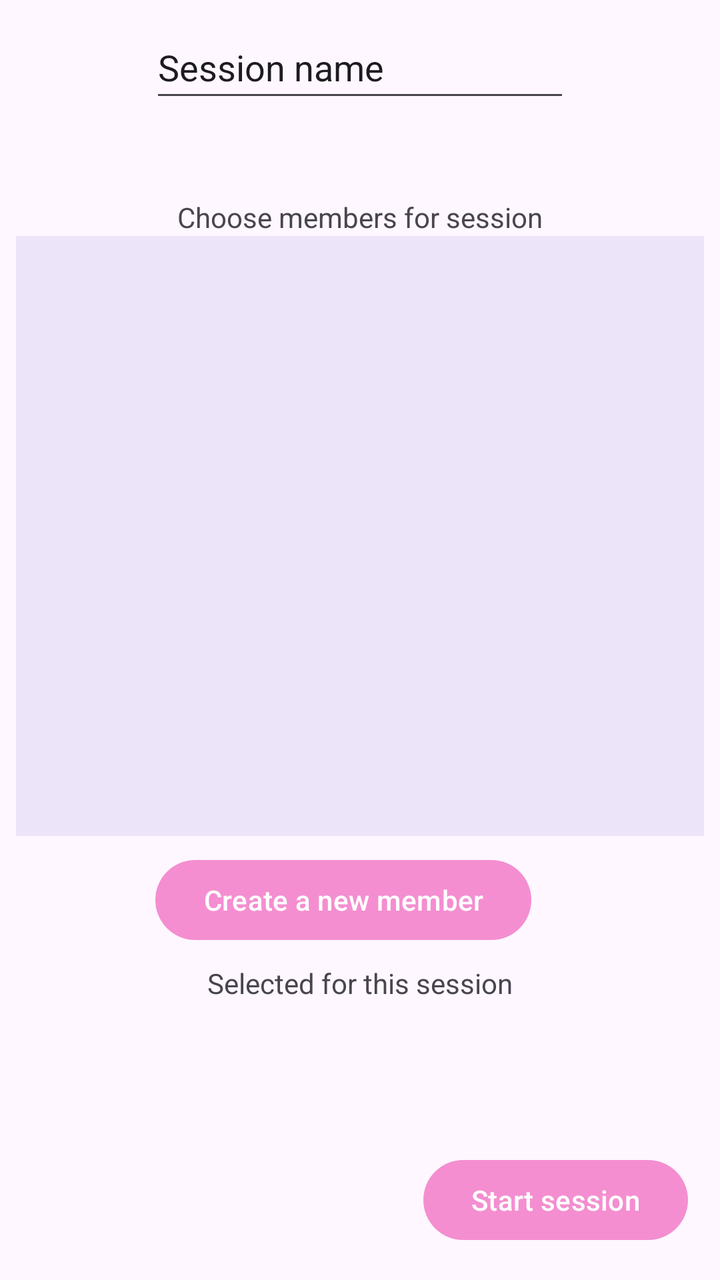
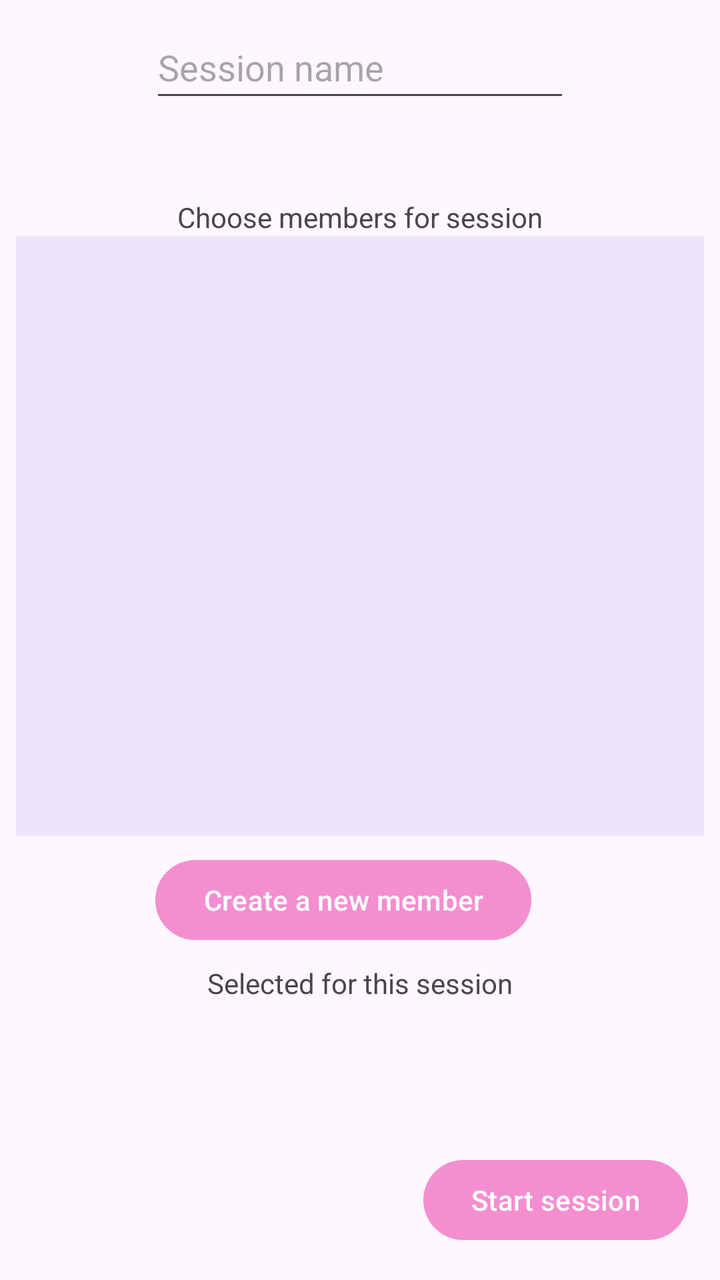

Compare the two renders of this Android layout. The source of the first and the diff that turns it into the second are given below.
<!-- AndroidManifest.xml: application theme Theme.Twentyquestions -->
<!-- res/layout/fragment_new_session.xml -->
<?xml version="1.0" encoding="utf-8"?>
<androidx.constraintlayout.widget.ConstraintLayout
    xmlns:android="http://schemas.android.com/apk/res/android"
    xmlns:app="http://schemas.android.com/apk/res-auto"
    xmlns:tools="http://schemas.android.com/tools"
    android:layout_width="match_parent"
    android:layout_height="match_parent"
    tools:context=".session.NewSessionFragment">


    <EditText
        android:id="@+id/inputSessionName"
        android:layout_width="wrap_content"
        android:layout_height="wrap_content"
        android:layout_marginStart="64dp"
        android:layout_marginTop="8dp"
        android:layout_marginEnd="64dp"
        android:layout_marginBottom="64dp"
        android:ems="10"
        android:inputType="text"
        android:minHeight="48dp"
        android:text="@string/inputSessionNameText"
        android:autofillHints="name"
        app:layout_constraintBottom_toTopOf="@+id/labelSessionMembers"
        app:layout_constraintEnd_toEndOf="parent"
        app:layout_constraintStart_toStartOf="parent"
        app:layout_constraintTop_toTopOf="parent" />

    <TextView
        android:id="@+id/labelSessionMembers"
        android:layout_width="wrap_content"
        android:layout_height="wrap_content"
        android:layout_marginTop="43dp"
        android:text="@string/labelSessionMembers"
        app:layout_constraintEnd_toEndOf="parent"
        app:layout_constraintStart_toStartOf="parent"
        app:layout_constraintTop_toBottomOf="@+id/inputSessionName" />














    <Button
        android:id="@+id/createNewPlayerButton"
        android:layout_width="wrap_content"
        android:layout_height="wrap_content"
        android:layout_marginTop="8dp"
        android:text="@string/createNewUserButton"
        app:layout_constraintEnd_toEndOf="parent"
        app:layout_constraintHorizontal_bias="0.452"
        app:layout_constraintStart_toStartOf="parent"
        app:layout_constraintTop_toBottomOf="@+id/userlist_recyclerview" />

    <androidx.recyclerview.widget.RecyclerView
        android:id="@+id/userlist_recyclerview"
        android:layout_width="match_parent"
        android:layout_height="300dp"
        android:layout_marginStart="8dp"
        android:layout_marginEnd="8dp"
        android:background="#5CA28AA2"
        android:backgroundTint="@color/material_dynamic_tertiary80"
        android:fadeScrollbars="false"
        android:padding="8dp"
        android:scrollbars="vertical"
        app:layout_constraintBottom_toTopOf="@+id/createNewPlayerButton"
        app:layout_constraintEnd_toEndOf="parent"
        app:layout_constraintStart_toStartOf="parent"
        app:layout_constraintTop_toBottomOf="@+id/labelSessionMembers"
        tools:listitem="@layout/userlist_item" />

    <Button
        android:id="@+id/startNewSessionButton"
        android:layout_width="wrap_content"
        android:layout_height="wrap_content"
        android:layout_marginEnd="16dp"
        android:layout_marginBottom="16dp"
        android:text="@string/startNewSessionButton"
        app:layout_constraintBottom_toBottomOf="parent"
        app:layout_constraintEnd_toEndOf="parent" />

    <TextView
        android:id="@+id/labelSelectedMembers"
        android:layout_width="wrap_content"
        android:layout_height="wrap_content"
        android:layout_marginTop="8dp"
        android:text="@string/labelSelectedMembers"
        app:layout_constraintEnd_toEndOf="parent"
        app:layout_constraintStart_toStartOf="parent"
        app:layout_constraintTop_toBottomOf="@+id/createNewPlayerButton" />

    <androidx.recyclerview.widget.RecyclerView
        android:layout_width="match_parent"
        android:id="@+id/selected_users_list_recyclerview"
        android:layout_height="180dp"
        android:layout_marginStart="32dp"
        android:layout_marginEnd="32dp"
        app:layout_constraintBottom_toTopOf="@+id/startNewSessionButton"
        app:layout_constraintEnd_toEndOf="parent"
        app:layout_constraintStart_toStartOf="parent"
        app:layout_constraintTop_toBottomOf="@+id/labelSelectedMembers"
        tools:listitem="@layout/userlist_item"
        />


    
    
    
    
    
    
    
    
    
    
    

    










</androidx.constraintlayout.widget.ConstraintLayout>
<!-- res/layout/userlist_item.xml (included above) -->
<?xml version="1.0" encoding="utf-8"?>
<androidx.constraintlayout.widget.ConstraintLayout xmlns:android="http://schemas.android.com/apk/res/android"
    xmlns:app="http://schemas.android.com/apk/res-auto"
    xmlns:tools="http://schemas.android.com/tools"
    android:orientation="vertical"
    android:layout_marginTop="10dp"
    android:layout_width="match_parent"
    android:layout_height="wrap_content">

    <ImageView
        android:id="@+id/personIcon"
        android:layout_width="48dp"
        android:layout_height="48dp"

        android:layout_centerVertical="true"
        app:layout_constraintBottom_toBottomOf="parent"
        app:layout_constraintStart_toStartOf="parent"
        app:layout_constraintTop_toTopOf="parent"
        app:srcCompat="@android:drawable/ic_menu_myplaces" />

    <TextView
        android:id="@+id/username_tv"
        android:layout_width="wrap_content"
        android:layout_height="wrap_content"
        android:layout_marginStart="8dp"
        android:text="Name"
        android:textSize="24sp"
        app:layout_constraintBottom_toBottomOf="@+id/personIcon"
        app:layout_constraintStart_toEndOf="@+id/personIcon"
        app:layout_constraintTop_toTopOf="@id/personIcon" />

    <com.google.android.material.floatingactionbutton.FloatingActionButton
        android:id="@+id/addUserToSessionButton"
        android:layout_width="wrap_content"
        android:layout_height="wrap_content"
        android:layout_marginEnd="16dp"
        android:clickable="true"
        app:layout_constraintBottom_toBottomOf="@id/personIcon"
        app:layout_constraintEnd_toEndOf="parent"
        app:layout_constraintTop_toTopOf="@id/personIcon"
         />
</androidx.constraintlayout.widget.ConstraintLayout>
<!-- resources referenced by this layout -->
<resources>
  <string name="createNewUserButton">Create a new member</string>
  <string name="inputSessionNameText">Session name</string>
  <string name="labelSelectedMembers">Selected for this session</string>
  <string name="labelSessionMembers">Choose members for session</string>
  <string name="startNewSessionButton">Start session</string>
  <style name="Theme.Twentyquestions" parent="Base.Theme.Twentyquestions" />
  <style name="Base.Theme.Twentyquestions" parent="Theme.Material3.DayNight.NoActionBar">
          
           <item name="colorPrimary">@color/Pink</item>
           <item name="colorAccent">@color/Turquise</item>
      </style>
  <color name="Pink">#F48ED0</color>
  <color name="Turquise">#16FF97</color>
</resources>

<!-- the commit's change to res/layout/fragment_new_session.xml (unified diff, before → after) -->
@@ -19,7 +19,7 @@
         android:ems="10"
         android:inputType="text"
         android:minHeight="48dp"
-        android:text="@string/inputSessionNameText"
+        android:hint="@string/inputSessionNameText"
         android:autofillHints="name"
         app:layout_constraintBottom_toTopOf="@+id/labelSessionMembers"
         app:layout_constraintEnd_toEndOf="parent"
